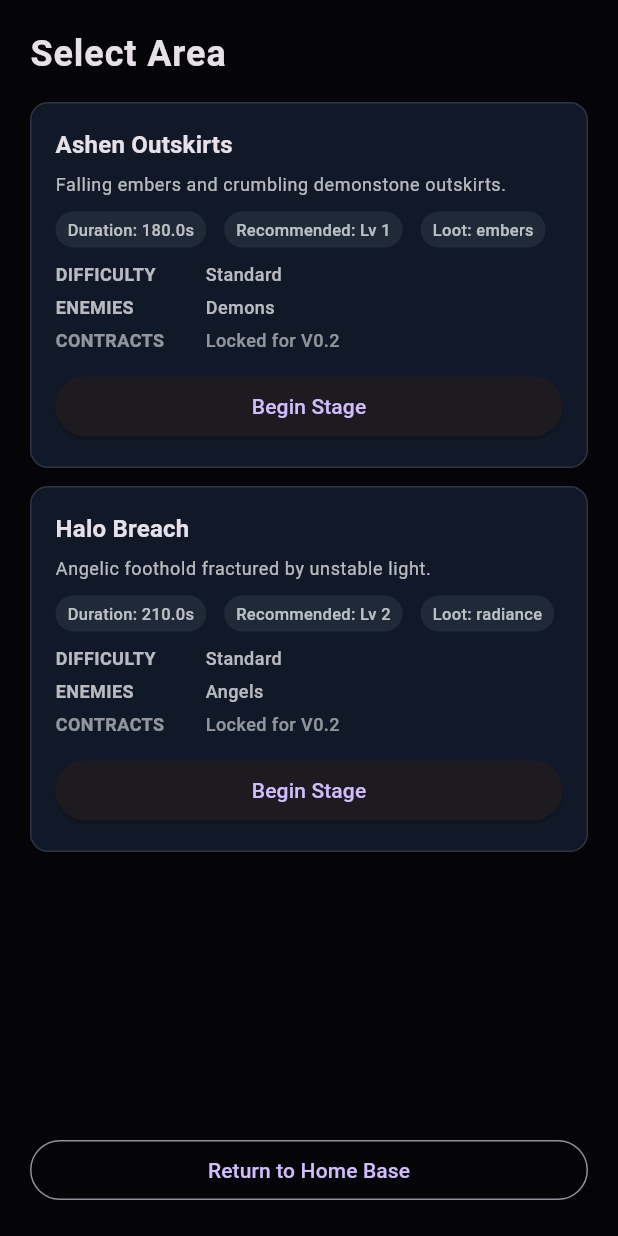
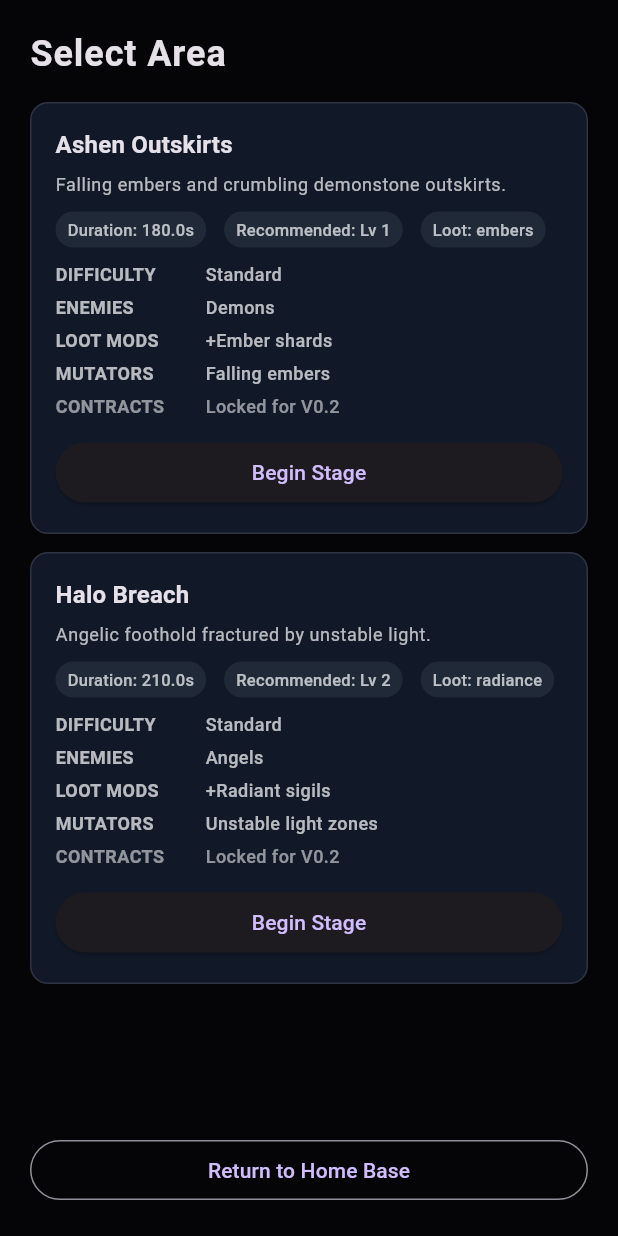
Before and after one commit to WhoStoleMyBrain/hordesurivor, a Flutter app: the AreaSelectScreen widget shown alone on an empty page, opened directly with empty values, on a phone screen of 412 x 824 dp. Run offline on Flutter 3.47's test engine with Material 3 defaults, Android fonts, the phone set to English and light mode, and no system bars; missing offline and left inert: flame.

Commit message:
Add area loot modifiers and mutator info

```diff
--- a/lib/data/area_defs.dart
+++ b/lib/data/area_defs.dart
@@ -35,6 +35,8 @@ class AreaDef {
     this.spriteId,
     this.enemyThemes = const [],
     this.difficultyTiers = const ['Standard'],
+    this.lootModifiers = const [],
+    this.mapMutators = const [],
   });
 
   final AreaId id;
@@ -45,6 +47,8 @@ class AreaDef {
   final String lootProfile;
   final List<String> enemyThemes;
   final List<String> difficultyTiers;
+  final List<String> lootModifiers;
+  final List<String> mapMutators;
   final double stageDuration;
   final List<StageSection> sections;
 }
@@ -58,6 +62,8 @@ const List<AreaDef> areaDefs = [
     recommendedLevel: 1,
     lootProfile: 'embers',
     enemyThemes: ['Demons'],
+    lootModifiers: ['+Ember shards'],
+    mapMutators: ['Falling embers'],
     stageDuration: 180,
     sections: [
       StageSection(
@@ -105,6 +111,8 @@ const List<AreaDef> areaDefs = [
     recommendedLevel: 2,
     lootProfile: 'radiance',
     enemyThemes: ['Angels'],
+    lootModifiers: ['+Radiant sigils'],
+    mapMutators: ['Unstable light zones'],
     stageDuration: 210,
     sections: [
       StageSection(
--- a/lib/ui/area_select_screen.dart
+++ b/lib/ui/area_select_screen.dart
@@ -90,6 +90,20 @@ class AreaSelectScreen extends StatelessWidget {
                                 ? 'Unknown'
                                 : area.enemyThemes.join(' · '),
                           ),
+                          if (area.lootModifiers.isNotEmpty) ...[
+                            const SizedBox(height: 6),
+                            _InfoRow(
+                              label: 'Loot Mods',
+                              value: area.lootModifiers.join(' · '),
+                            ),
+                          ],
+                          if (area.mapMutators.isNotEmpty) ...[
+                            const SizedBox(height: 6),
+                            _InfoRow(
+                              label: 'Mutators',
+                              value: area.mapMutators.join(' · '),
+                            ),
+                          ],
                           const SizedBox(height: 6),
                           _InfoRow(
                             label: 'Contracts',
```
Also changed, not shown: 1 other file.
